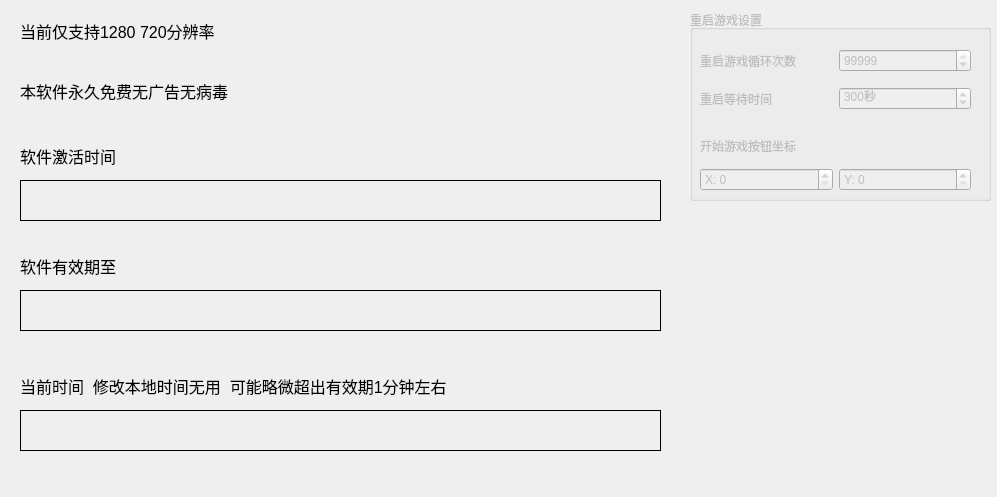
A-SunsetMkt-Forks/wuwaBackendTool, file generalpanel.ui: the form before one commit.
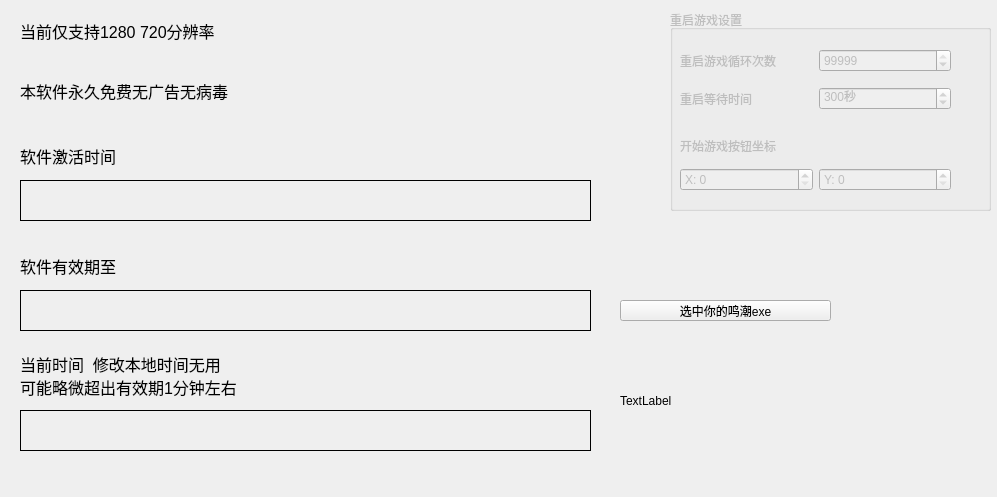
The form after the commit.

Commit message: 捕获到鸣潮的exe路径

```diff
--- a/generalpanel.ui
+++ b/generalpanel.ui
@@ -37,10 +37,10 @@
    </property>
    <property name="geometry">
     <rect>
-     <x>690</x>
+     <x>670</x>
      <y>10</y>
-     <width>301</width>
-     <height>191</height>
+     <width>321</width>
+     <height>201</height>
     </rect>
    </property>
    <property name="title">
@@ -203,7 +203,7 @@
     <rect>
      <x>20</x>
      <y>180</y>
-     <width>641</width>
+     <width>571</width>
      <height>41</height>
     </rect>
    </property>
@@ -242,7 +242,7 @@
     <rect>
      <x>20</x>
      <y>290</y>
-     <width>641</width>
+     <width>571</width>
      <height>41</height>
     </rect>
    </property>
@@ -263,7 +263,7 @@
     <rect>
      <x>20</x>
      <y>410</y>
-     <width>641</width>
+     <width>571</width>
      <height>41</height>
     </rect>
    </property>
@@ -283,9 +283,9 @@
    <property name="geometry">
     <rect>
      <x>20</x>
-     <y>370</y>
-     <width>781</width>
-     <height>31</height>
+     <y>350</y>
+     <width>531</width>
+     <height>51</height>
     </rect>
    </property>
    <property name="font">
@@ -294,7 +294,34 @@
     </font>
    </property>
    <property name="text">
-    <string>当前时间  修改本地时间无用  可能略微超出有效期1分钟左右</string>
+    <string>当前时间  修改本地时间无用
+可能略微超出有效期1分钟左右</string>
+   </property>
+  </widget>
+  <widget class="QPushButton" name="pushButton">
+   <property name="geometry">
+    <rect>
+     <x>620</x>
+     <y>300</y>
+     <width>211</width>
+     <height>21</height>
+    </rect>
+   </property>
+   <property name="text">
+    <string>选中你的鸣潮exe</string>
+   </property>
+  </widget>
+  <widget class="QLabel" name="label_2">
+   <property name="geometry">
+    <rect>
+     <x>620</x>
+     <y>340</y>
+     <width>341</width>
+     <height>121</height>
+    </rect>
+   </property>
+   <property name="text">
+    <string>TextLabel</string>
    </property>
   </widget>
  </widget>
```
The commit also changes 8 other files.
